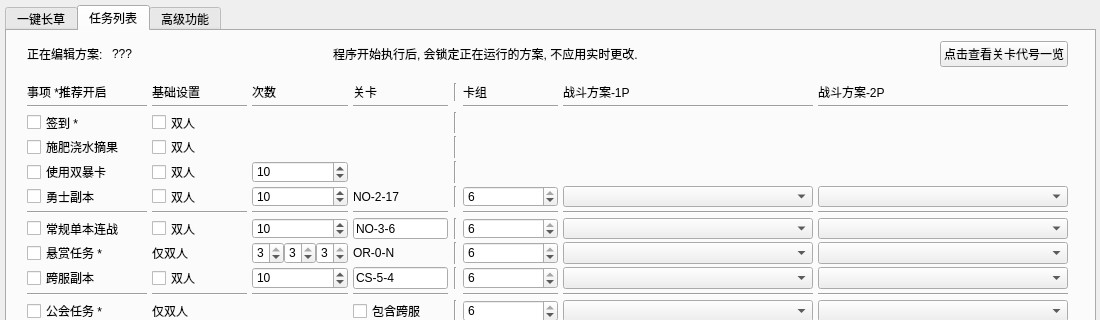
Above: resource/ui/FAA_3.0.ui from StareAbyss/FoodsVsMiceAutoAssistant before the change; both pictures show x 0 to 1100 and y 0 to 320 of the 1100 by 750 pixel window. Below: the same form after it.
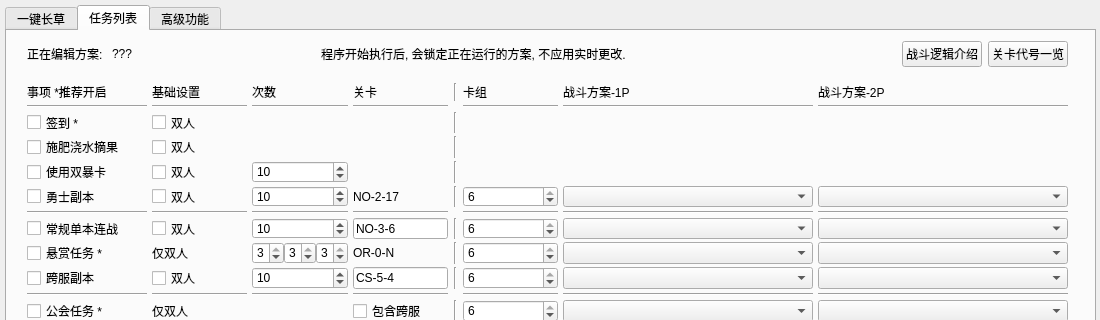
That is the form after the change. The open tabs and pages were chosen to show the change.

Commit message: v1.4.0-beta.4 尝试自动适配高DPI缩放.

```diff
--- a/resource/ui/FAA_3.0.ui
+++ b/resource/ui/FAA_3.0.ui
@@ -2092,7 +2092,7 @@
            <number>5</number>
           </property>
           <item>
-           <layout class="QHBoxLayout" name="_2" stretch="1,2,1">
+           <layout class="QHBoxLayout" name="_2" stretch="1,2,0,1">
             <property name="leftMargin">
              <number>5</number>
             </property>
@@ -2136,6 +2136,34 @@
               </property>
              </widget>
             </item>
+            <item>
+             <widget class="QPushButton" name="TipBattle_Button">
+              <property name="sizePolicy">
+               <sizepolicy hsizetype="Fixed" vsizetype="Fixed">
+                <horstretch>0</horstretch>
+                <verstretch>0</verstretch>
+               </sizepolicy>
+              </property>
+              <property name="minimumSize">
+               <size>
+                <width>0</width>
+                <height>0</height>
+               </size>
+              </property>
+              <property name="maximumSize">
+               <size>
+                <width>16777215</width>
+                <height>16777215</height>
+               </size>
+              </property>
+              <property name="toolTip">
+               <string>只用点一下就够了!</string>
+              </property>
+              <property name="text">
+               <string>战斗逻辑介绍</string>
+              </property>
+             </widget>
+            </item>
             <item>
              <widget class="QPushButton" name="TipStageID_Button">
               <property name="sizePolicy">
@@ -2160,7 +2188,7 @@
                <string>只用点一下就够了!</string>
               </property>
               <property name="text">
-               <string>点击查看关卡代号一览</string>
+               <string>关卡代号一览</string>
               </property>
              </widget>
             </item>
```
Left out of the diff: 4 changed lines with no effect on the pictures. The commit also changes 1 other file.
